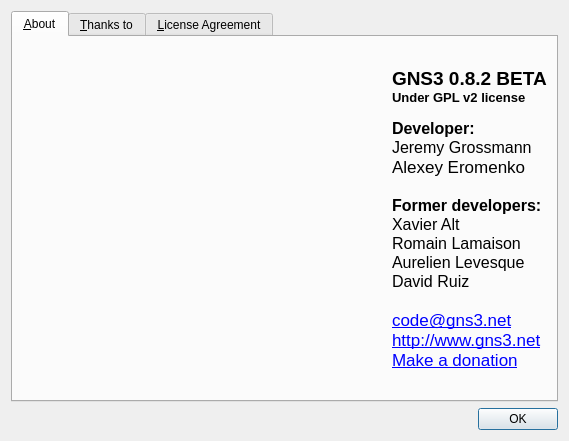
This is src/GNS3/Ui/Form_About.ui in GNS3/gns3-legacy as Qt 5 draws it before an edit. The edited form follows.
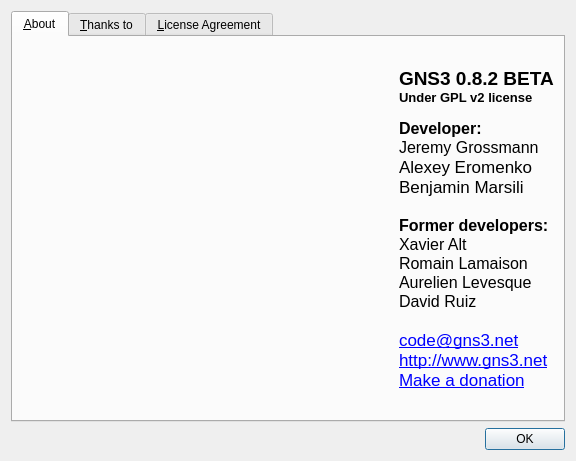
This is the edited form. Icons and pictures are not drawn.

Patch:
```diff
--- a/src/GNS3/Ui/Form_About.ui
+++ b/src/GNS3/Ui/Form_About.ui
@@ -6,8 +6,8 @@
    <rect>
     <x>0</x>
     <y>0</y>
-    <width>569</width>
-    <height>408</height>
+    <width>576</width>
+    <height>410</height>
    </rect>
   </property>
   <property name="windowTitle">
@@ -77,6 +77,7 @@
 &lt;p style=&quot; margin-top:0px; margin-bottom:0px; margin-left:0px; margin-right:0px; -qt-block-indent:0; text-indent:0px;&quot;&gt;&lt;span style=&quot; font-family:'Sans Serif'; font-size:12pt; font-weight:600;&quot;&gt;Developer:&lt;/span&gt;&lt;/p&gt;
 &lt;p style=&quot; margin-top:0px; margin-bottom:0px; margin-left:0px; margin-right:0px; -qt-block-indent:0; text-indent:0px;&quot;&gt;&lt;span style=&quot; font-family:'Sans Serif'; font-size:12pt;&quot;&gt;Jeremy Grossmann&lt;/span&gt;&lt;/p&gt;
 &lt;p style=&quot; margin-top:0px; margin-bottom:0px; margin-left:0px; margin-right:0px; -qt-block-indent:0; text-indent:0px;&quot;&gt;Alexey Eromenko&lt;/p&gt;
+&lt;p style=&quot; margin-top:0px; margin-bottom:0px; margin-left:0px; margin-right:0px; -qt-block-indent:0; text-indent:0px;&quot;&gt;Benjamin Marsili&lt;/p&gt;
 &lt;p style=&quot;-qt-paragraph-type:empty; margin-top:0px; margin-bottom:0px; margin-left:0px; margin-right:0px; -qt-block-indent:0; text-indent:0px; font-family:'Sans Serif'; font-size:12pt;&quot;&gt;&lt;/p&gt;
 &lt;p style=&quot; margin-top:0px; margin-bottom:0px; margin-left:0px; margin-right:0px; -qt-block-indent:0; text-indent:0px;&quot;&gt;&lt;span style=&quot; font-family:'Sans Serif'; font-size:12pt; font-weight:600;&quot;&gt;Former developers:&lt;/span&gt;&lt;/p&gt;
 &lt;p style=&quot; margin-top:0px; margin-bottom:0px; margin-left:0px; margin-right:0px; -qt-block-indent:0; text-indent:0px;&quot;&gt;&lt;span style=&quot; font-family:'Sans Serif'; font-size:12pt;&quot;&gt;Xavier Alt&lt;/span&gt;&lt;/p&gt;
```
